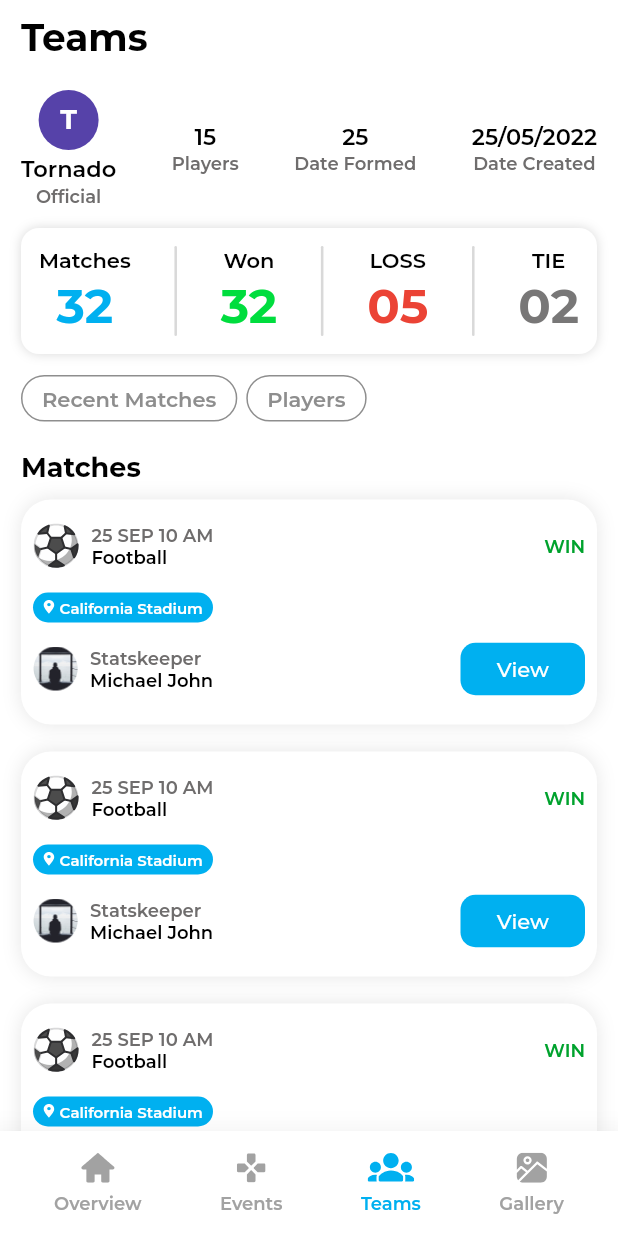
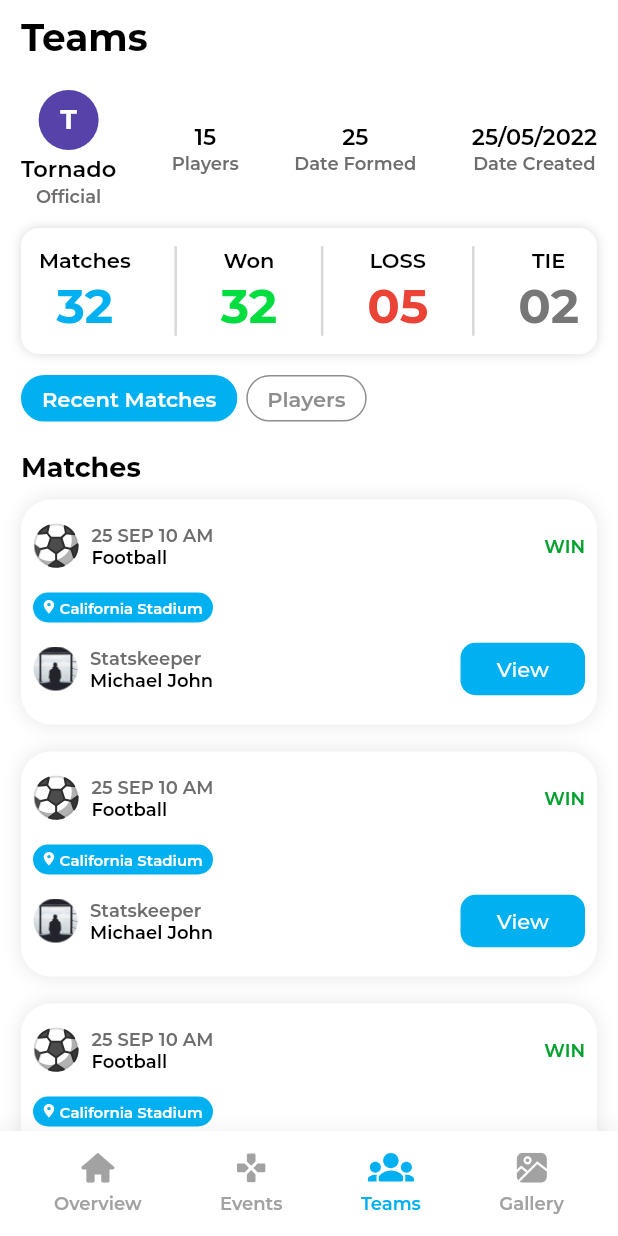
Before and after one commit to uroojmajid2000/Hudasoft_statboard_flutter_app, a Flutter app: the Layout screen opened directly, on a phone screen of 412 x 824 dp. Run offline on Flutter 3.47's test engine with Material 2 defaults, Android fonts, the phone set to English and light mode, and no system bars; our stand-ins replace flutter_hooks, flutter_svg; project files that could hold a hidden picture were left out.

```diff
--- a/lib/features/Players/presentation/screens/allteams/all_teams.dart
+++ b/lib/features/Players/presentation/screens/allteams/all_teams.dart
@@ -1,6 +1,7 @@
 import 'package:flutter/material.dart';
 import 'package:statboard_flutter_app/features/Players/presentation/screens/allteams/widgets/detail_of_team.dart';
 import 'package:statboard_flutter_app/features/Players/presentation/screens/allteams/widgets/filters.dart';
+import 'package:statboard_flutter_app/features/Players/presentation/screens/allteams/widgets/profile_container.dart';
 import 'package:statboard_flutter_app/features/Players/presentation/screens/allteams/widgets/recent_matches.dart';
 import 'package:statboard_flutter_app/features/Players/presentation/screens/allteams/widgets/teams_container.dart';
 import '../../../../../shared/layout/layout_screen.dart';
--- a/lib/features/Players/presentation/screens/allteams/widgets/body.dart
+++ b/lib/features/Players/presentation/screens/allteams/widgets/body.dart
@@ -8,10 +8,8 @@ class Body extends StatefulWidget {
 }
 
 class _BodyState extends State<Body> {
-
- bool _recentMatchesSelected = false;
+  bool _recentMatchesSelected = true; // Set to true by default
   bool _playersSelected = false;
-
 
   @override
   Widget build(BuildContext context) {
@@ -70,6 +68,11 @@ class _BodyState extends State<Body> {
                 SizedBox(
                   height: 20,
                 ),
+                if (_recentMatchesSelected)
+                  Column(
+                    mainAxisAlignment: MainAxisAlignment.start,
+                    crossAxisAlignment: CrossAxisAlignment.start,
+                    children: [
                       MyText.HeadingText(
                         'Matches',
                       ),
@@ -81,6 +84,63 @@ class _BodyState extends State<Body> {
                       RecentMatchesItem(),
                       SizedBox(height: 18),
                       RecentMatchesItem(),
+                    ],
+                  ),
+                if (_playersSelected)
+                  Column(
+                    children: [
+                      Row(
+                        mainAxisAlignment: MainAxisAlignment.spaceBetween,
+                        children: [
+                          MyText.HeadingText(
+                            "All",
+                          ),
+                          Text(
+                            "View Team Player Stats",
+                            style: TextStyle(
+                              color: Color(0xff00b0f0),
+                              fontSize: 10,
+                              fontFamily: "Montserrat",
+                              fontWeight: FontWeight.w600,
+                            ),
+                          ),
+                        ],
+                      ),
+                      SizedBox(
+                        height: 14,
+                      ),
+                      Row(
+                        mainAxisAlignment: MainAxisAlignment.spaceBetween,
+                        children: [
+                          ProfileContainer(),
+                          ProfileContainer(),
+                          ProfileContainer(),
+                        ],
+                      ),
+                      SizedBox(
+                        height: 12,
+                      ),
+                      Row(
+                        mainAxisAlignment: MainAxisAlignment.spaceBetween,
+                        children: [
+                          ProfileContainer(),
+                          ProfileContainer(),
+                          ProfileContainer(),
+                        ],
+                      ),
+                      SizedBox(
+                        height: 12,
+                      ),
+                      Row(
+                        mainAxisAlignment: MainAxisAlignment.spaceBetween,
+                        children: [
+                          ProfileContainer(),
+                          ProfileContainer(),
+                          ProfileContainer(),
+                        ],
+                      ),
+                    ],
+                  ),
               ]),
         ));
   }
--- a/lib/features/Players/presentation/screens/allteams/widgets/filters.dart
+++ b/lib/features/Players/presentation/screens/allteams/widgets/filters.dart
@@ -3,6 +3,7 @@ import 'package:flutter/material.dart';
 class Filters extends StatelessWidget {
   final String text;
   final bool isSelected;
+
   final Function(bool) onChanged;
 
   Filters({
--- a/lib/features/user/presentation/screens/signup/widgets/body.dart
+++ b/lib/features/user/presentation/screens/signup/widgets/body.dart
@@ -140,6 +140,7 @@ void _CreateAccountBottomSheet(context) {
     ),
     context: context,
     builder: (BuildContext bc) {
+      String selectedContainer = '';
       return Container(
           height: 500,
           child: Padding(
@@ -195,6 +196,7 @@ void _CreateAccountBottomSheet(context) {
                       text: 'BUSINESS',
                       contentText: "You want to join an event",
                     ),
+
                   ],
                 ),
                 SizedBox(
@@ -206,6 +208,7 @@ void _CreateAccountBottomSheet(context) {
                       text: 'SCOUT',
                       contentText: 'You are searching for talent',
                     )
+
                   ],
                 ),
                 SizedBox(
```
Also changed, not shown: lib/features/Players/presentation/screens/allteams/widgets/profile_container.dart (added, +147 -0 lines), assets/images/avatarimage.png (added), assets/images/profile.png (added). Lines whose indentation alone changed are shown as unchanged.
